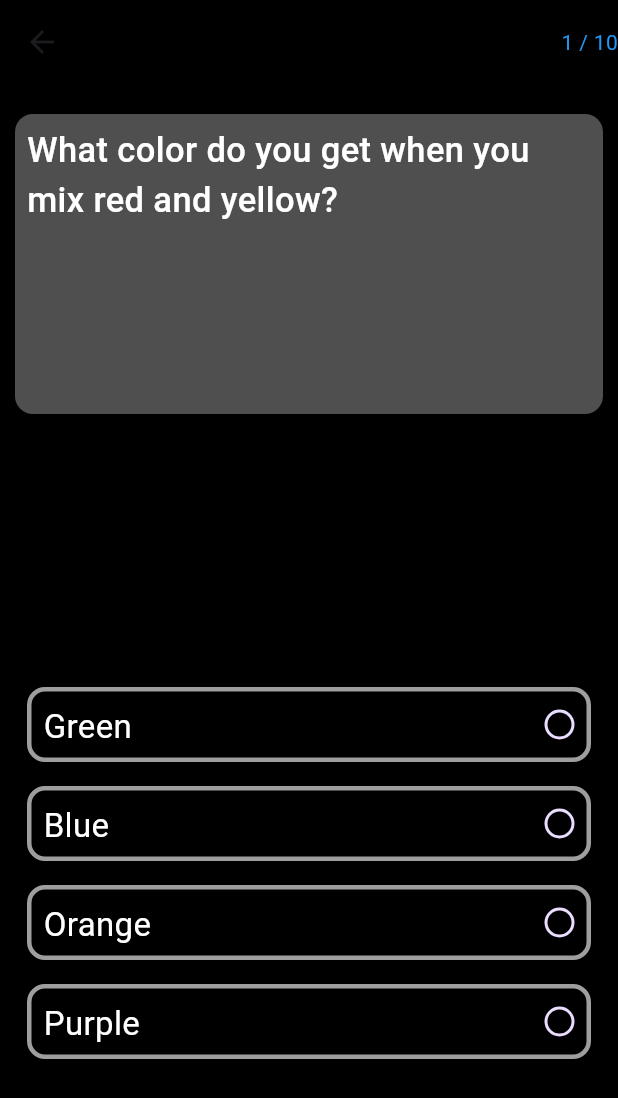
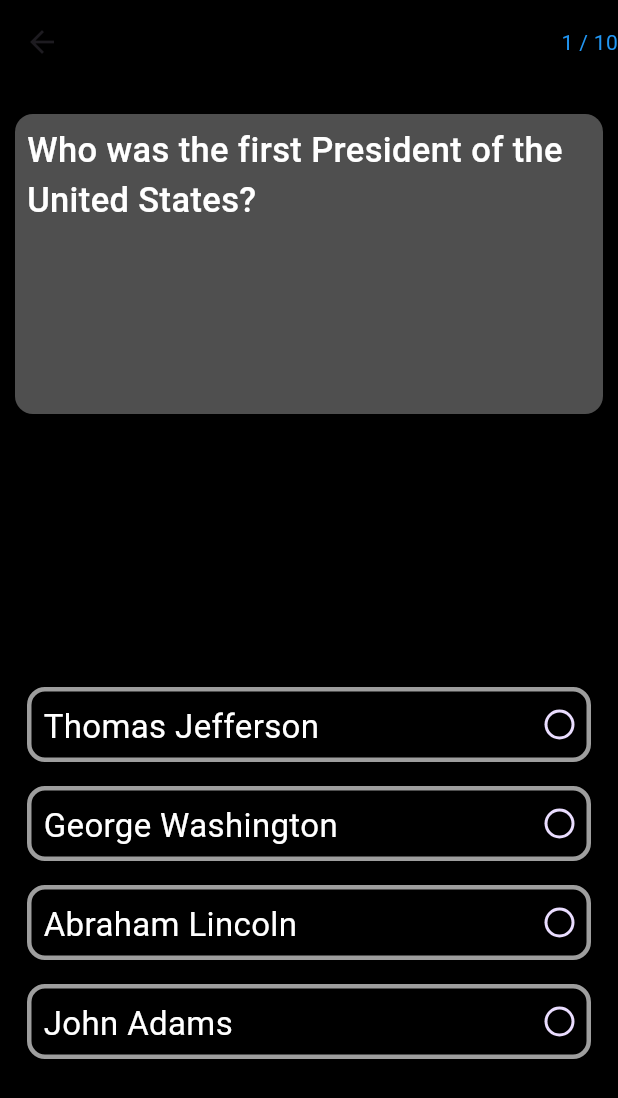
Before and after one commit to gokuljnair2001/quiz_app, a Flutter app: the screen it shows after launch, after a tap on "HISTORY", on a phone screen of 412 x 824 dp. Shown: the top 1098 px of the screen. Run offline on Flutter 3.47's test engine with Material 3 defaults, Android fonts, the phone set to English and light mode, and no system bars; our stand-ins replace google_fonts, icons_plus, lottie.

Commit message:
ui updated

```diff
--- a/lib/dummydb/dummydb.dart
+++ b/lib/dummydb/dummydb.dart
@@ -1,87 +1,11 @@
 import 'package:quiz_app/view/image_constant/imageconstant.dart';
 
 class Dummydb {
-  static const List quesList = [
-    {
-      'question': 'What color do you get when you mix red and yellow?',
-      'options': ['Green', 'Blue', 'Orange', 'Purple'],
-      'answer': 2,
-    },
-    {
-      'question': 'Which animal is known as "man\'s best friend"?',
-      'options': ['Cat', 'Dog', 'Hamster', 'Rabbit'],
-      'answer': 1,
-    },
-    {
-      'question': 'What is the capital of France?',
-      'options': ['Berlin', 'Rome', 'Paris', 'Madrid'],
-      'answer': 2,
-    },
-    {
-      'question': 'What is the main ingredient in guacamole?',
-      'options': ['Tomato', 'Avocado', 'Onion', 'Pepper'],
-      'answer': 1,
-    },
-    {
-      'question': 'How many continents are there on Earth?',
-      'options': ['5', '6', '7', '8'],
-      'answer': 2,
-    },
-    {
-      'question': 'What shape is a basketball?',
-      'options': ['Square', 'Triangle', 'Circle', 'Rectangle'],
-      'answer': 2,
-    },
-    {
-      'question': 'Which fruit is known for having its seeds on the outside?',
-      'options': ['Strawberry', 'Banana', 'Apple', 'Orange'],
-      'answer': 0,
-    },
-    {
-      'question': 'What is the largest planet in our solar system?',
-      'options': ['Earth', 'Mars', 'Jupiter', 'Saturn'],
-      'answer': 2,
-    },
-    {
-      'question': 'What is the color of a typical school bus?',
-      'options': ['Red', 'Green', 'Yellow', 'Blue'],
-      'answer': 2,
-    },
-    {
-      'question': 'Which animal is known for having a long neck?',
-      'options': ['Elephant', 'Giraffe', 'Tiger', 'Bear'],
-      'answer': 1,
-    },
-  ];
-
   static const List CategoryList = [
     {
       'image': ImageConstant.BASKET,
       'category': 'SPORTS',
-    },
-    {
-      'image': ImageConstant.HISTORY,
-      'category': 'HISTORY',
-    },
-    {
-      'image': ImageConstant.GROGRAPHY,
-      'category': 'GEOGRAPHY',
-    },
-    {
-      'image': ImageConstant.MATHS,
-      'category': 'MATHS',
-    },
-    {
-      'image': ImageConstant.BIOLOGY,
-      'category': 'BIOLOGY',
-    },
-    {
-      'image': ImageConstant.HISTORY,
-      'category': 'CHEMISTRY',
-    },
-  ];
-
-  static const List sportsList = [
+      'list': [
         {
           'question': 'Which sport is known as "the beautiful game"?',
           'options': ['Basketball', 'Soccer', 'Tennis', 'Baseball'],
@@ -146,9 +70,12 @@ class Dummydb {
           ],
           'answer': 2,
         },
-  ];
-
-  static const List historyList = [
+      ]
+    },
+    {
+      'image': ImageConstant.HISTORY,
+      'category': 'HISTORY',
+      'list': [
         {
           'question': 'Who was the first President of the United States?',
           'options': [
@@ -191,7 +118,8 @@ class Dummydb {
           'answer': 1,
         },
         {
-      'question': 'Who was the leader of the Soviet Union during World War II?',
+          'question':
+              'Who was the leader of the Soviet Union during World War II?',
           'options': [
             'Vladimir Lenin',
             'Joseph Stalin',
@@ -227,9 +155,12 @@ class Dummydb {
           'options': ['Greek', 'Latin', 'Aramaic', 'Coptic'],
           'answer': 1,
         },
-  ];
-
-  static const List geographyList = [
+      ]
+    },
+    {
+      'image': ImageConstant.GROGRAPHY,
+      'category': 'GEOGRAPHY',
+      'list': [
         {
           'question': 'What is the largest ocean on Earth?',
           'options': [
@@ -295,9 +226,12 @@ class Dummydb {
           'options': ['Canada', 'Sweden', 'Indonesia', 'Norway'],
           'answer': 0,
         },
-  ];
-
-  static const List mathsList = [
+      ]
+    },
+    {
+      'image': ImageConstant.MATHS,
+      'category': 'MATHS',
+      'list': [
         {
           'question': 'What is the value of π (pi) to two decimal places?',
           'options': ['3.12', '3.14', '3.16', '3.18'],
@@ -332,7 +266,12 @@ class Dummydb {
         },
         {
           'question': 'What is the sum of the interior angles of a triangle?',
-      'options': ['90 degrees', '180 degrees', '270 degrees', '360 degrees'],
+          'options': [
+            '90 degrees',
+            '180 degrees',
+            '270 degrees',
+            '360 degrees'
+          ],
           'answer': 1,
         },
         {
@@ -351,9 +290,12 @@ class Dummydb {
           'options': ['45', '50', '55', '60'],
           'answer': 0,
         },
-  ];
-
-  static const List biologyList = [
+      ]
+    },
+    {
+      'image': ImageConstant.BIOLOGY,
+      'category': 'BIOLOGY',
+      'list': [
         {
           'question': 'What is the basic unit of life?',
           'options': ['Atom', 'Molecule', 'Cell', 'Organ'],
@@ -366,8 +308,14 @@ class Dummydb {
           'answer': 3,
         },
         {
-      'question': 'What is the process by which plants make their own food?',
-      'options': ['Respiration', 'Digestion', 'Photosynthesis', 'Fermentation'],
+          'question':
+              'What is the process by which plants make their own food?',
+          'options': [
+            'Respiration',
+            'Digestion',
+            'Photosynthesis',
+            'Fermentation'
+          ],
           'answer': 2,
         },
         {
@@ -424,9 +372,12 @@ class Dummydb {
           'options': ['Xylem', 'Phloem', 'Epidermis', 'Parenchyma'],
           'answer': 0,
         },
-  ];
-
-  static const List chemistryList = [
+      ]
+    },
+    {
+      'image': ImageConstant.HISTORY,
+      'category': 'CHEMISTRY',
+      'list': [
         {
           'question': 'What is the chemical symbol for water?',
           'options': ['H2O', 'CO2', 'NaCl', 'O2'],
@@ -449,7 +400,8 @@ class Dummydb {
           'answer': 1,
         },
         {
-      'question': 'What type of bond is formed when two atoms share electrons?',
+          'question':
+              'What type of bond is formed when two atoms share electrons?',
           'options': [
             'Ionic bond',
             'Covalent bond',
@@ -488,6 +440,8 @@ class Dummydb {
           'question': 'What is the common name for dihydrogen monoxide?',
           'options': ['Salt', 'Sugar', 'Water', 'Alcohol'],
           'answer': 2,
-    },
+        }
+      ]
+    }
   ];
 }
--- a/lib/view/home_screen/category_screen/category_screen.dart
+++ b/lib/view/category_screen/category_screen.dart
@@ -2,6 +2,7 @@ import 'package:flutter/material.dart';
 import 'package:google_fonts/google_fonts.dart';
 import 'package:icons_plus/icons_plus.dart';
 import 'package:quiz_app/dummydb/dummydb.dart';
+import 'package:quiz_app/view/category_screen/widgets/categorycard.dart';
 import 'package:quiz_app/view/home_screen/home_screen.dart';
 import 'package:quiz_app/view/image_constant/imageconstant.dart';
 
@@ -142,34 +143,18 @@ class CategoryScreen extends StatelessWidget {
               scrollDirection: Axis.vertical,
               gridDelegate: SliverGridDelegateWithFixedCrossAxisCount(
                   mainAxisSpacing: 10, crossAxisSpacing: 10, crossAxisCount: 2),
-              itemBuilder: (context, index) => InkWell(
-                onTap: () {
+              itemBuilder: (context, index) => categoryCard(
+                image: Dummydb.CategoryList[index]['image'],
+                title: Dummydb.CategoryList[index]['category'],
+                onGridTap: () {
                   Navigator.push(
                       context,
                       MaterialPageRoute(
-                        builder: (context) => HomeScreen(),
+                        builder: (context) => HomeScreen(
+                          quesList: Dummydb.CategoryList[index]['list'],
+                        ),
                       ));
                 },
-                child: Container(
-                  decoration: BoxDecoration(
-                      color: Colors.grey,
-                      borderRadius: BorderRadius.circular(10)),
-                  child: Column(
-                    children: [
-                      Image.asset(
-                        Dummydb.CategoryList[index]['image'],
-                        height: 120,
-                        width: 100,
-                      ),
-                      Text(Dummydb.CategoryList[index]['category'],
-                          style: GoogleFonts.abhayaLibre(
-                              textStyle: TextStyle(
-                                  color: Colors.black,
-                                  fontWeight: FontWeight.w900,
-                                  fontSize: 30))),
-                    ],
-                  ),
-                ),
               ),
             ))
           ],
--- /dev/null
+++ b/lib/view/category_screen/widgets/categorycard.dart
@@ -0,0 +1,40 @@
+import 'package:flutter/material.dart';
+import 'package:google_fonts/google_fonts.dart';
+
+class categoryCard extends StatelessWidget {
+  const categoryCard({
+    super.key, required this.image, required this.title, this.onGridTap,
+  });
+
+  final String image;
+    final String title;
+    final void Function()? onGridTap;
+
+
+  @override
+  Widget build(BuildContext context) {
+    return InkWell(
+      onTap: onGridTap,
+      child: Container(
+        decoration: BoxDecoration(
+            color: Colors.grey,
+            borderRadius: BorderRadius.circular(10)),
+        child: Column(
+          children: [
+            Image.asset(
+              image,
+              height: 120,
+              width: 100,
+            ),
+            Text(title,
+                style: GoogleFonts.abhayaLibre(
+                    textStyle: TextStyle(
+                        color: Colors.black,
+                        fontWeight: FontWeight.w900,
+                        fontSize: 30))),
+          ],
+        ),
+      ),
+    );
+  }
+}
--- a/lib/view/home_screen/home_screen.dart
+++ b/lib/view/home_screen/home_screen.dart
@@ -1,12 +1,12 @@
 import 'package:flutter/material.dart';
 import 'package:lottie/lottie.dart';
-import 'package:quiz_app/dummydb/dummydb.dart';
 import 'package:quiz_app/view/home_screen/widgets/option_card.dart';
 import 'package:quiz_app/view/result_screen/result_screen.dart';
-import 'package:stop_watch_timer/stop_watch_timer.dart';
 
 class HomeScreen extends StatefulWidget {
-  const HomeScreen({super.key});
+  const HomeScreen({super.key, required this.quesList});
+
+  final List quesList;
 
   @override
   State<HomeScreen> createState() => _HomeScreenState();
@@ -18,7 +18,6 @@ class _HomeScreenState extends State<HomeScreen> {
   int rightAnswerCount = 0;
   int wrongAnswerCount = 0;
 
-
   @override
   Widget build(BuildContext context) {
     return Scaffold(
@@ -26,7 +25,7 @@ class _HomeScreenState extends State<HomeScreen> {
         backgroundColor: Colors.black,
         actions: [
           Text(
-            '${questionIndex + 1} / ${Dummydb.quesList.length}',
+            '${questionIndex + 1} / ${widget.quesList.length}',
             style: TextStyle(color: Colors.blue),
           )
         ],
@@ -39,7 +38,6 @@ class _HomeScreenState extends State<HomeScreen> {
             SizedBox(
               height: 10,
             ),
-
             Expanded(
               child: buildQuestion(),
             ),
@@ -54,24 +52,17 @@ class _HomeScreenState extends State<HomeScreen> {
                     padding: const EdgeInsets.all(8.0),
                     child: OptionsCard(
                       borderColor: _getcolor(index),
+                      option: widget.quesList[questionIndex]['options'][index],
                       onOptionTap: () {
                         if (selectedAnswerIndex == null) {
                           selectedAnswerIndex = index;
                           if (index ==
-                              Dummydb.quesList[questionIndex]['answer']) {
+                              widget.quesList[questionIndex]['answer']) {
                             rightAnswerCount++;
-                            print('Right answer count : ${rightAnswerCount}');
+                          } else {
+                            wrongAnswerCount++;
                           }
-
-                          print(index);
-                          setState(() {
-                            if (selectedAnswerIndex ==
-                                Dummydb.quesList[questionIndex]['answer']) {
-                              rightAnswerCount++;
-                            } else {
-                              wrongAnswerCount++;
-                            }
-                          });
+                          setState(() {});
                         }
                       },
                       questionIndex: questionIndex,
@@ -86,7 +77,7 @@ class _HomeScreenState extends State<HomeScreen> {
                   : InkWell(
                       onTap: () {
                         selectedAnswerIndex = null;
-                        if (questionIndex < Dummydb.quesList.length - 1) {
+                        if (questionIndex < widget.quesList.length - 1) {
                           setState(() {
                             questionIndex++;
                           });
@@ -95,6 +86,7 @@ class _HomeScreenState extends State<HomeScreen> {
                               context,
                               MaterialPageRoute(
                                 builder: (context) => ResultScreen(
+                                  currentQuestions: widget.quesList,
                                   rightAnswerCount: rightAnswerCount,
                                   wrongAnswerCount: wrongAnswerCount,
                                 ),
@@ -138,7 +130,7 @@ class _HomeScreenState extends State<HomeScreen> {
             child: Padding(
               padding: const EdgeInsets.all(8.0),
               child: Text(
-                Dummydb.quesList[questionIndex]['question'],
+                widget.quesList[questionIndex]['question'],
                 style: TextStyle(
                     fontSize: 23,
                     color: Colors.white,
@@ -146,7 +138,7 @@ class _HomeScreenState extends State<HomeScreen> {
               ),
             ),
           ),
-          selectedAnswerIndex == Dummydb.quesList[questionIndex]['answer']
+          selectedAnswerIndex == widget.quesList[questionIndex]['answer']
               ? LottieBuilder.asset('assets/lotties/lottie1.json')
               : SizedBox()
         ],
@@ -156,14 +148,14 @@ class _HomeScreenState extends State<HomeScreen> {
 
   Color _getcolor(int index) {
     if (selectedAnswerIndex != null) {
-      if (index == Dummydb.quesList[questionIndex]['answer']) {
+      if (index == widget.quesList[questionIndex]['answer']) {
         return Colors.green;
       }
-      if (selectedAnswerIndex == Dummydb.quesList[questionIndex]['answer'] &&
+      if (selectedAnswerIndex == widget.quesList[questionIndex]['answer'] &&
           selectedAnswerIndex == index) {
         return Colors.green;
       } else if (selectedAnswerIndex !=
-              Dummydb.quesList[questionIndex]['answer'] &&
+              widget.quesList[questionIndex]['answer'] &&
           selectedAnswerIndex == index) {
         return Colors.red;
       }
--- a/lib/view/home_screen/widgets/option_card.dart
+++ b/lib/view/home_screen/widgets/option_card.dart
@@ -1,5 +1,4 @@
 import 'package:flutter/material.dart';
-import 'package:quiz_app/dummydb/dummydb.dart';
 
 class OptionsCard extends StatelessWidget {
   const OptionsCard({
@@ -7,10 +6,11 @@ class OptionsCard extends StatelessWidget {
     required this.questionIndex,
     required int this.optionIndex,
     this.onOptionTap,
-    required this.borderColor,
+    required this.borderColor, required this.option,
   });
 
   final int questionIndex;
+  final String option;
   final int optionIndex;
   final void Function()? onOptionTap;
   final Color borderColor;
@@ -31,7 +31,7 @@ class OptionsCard extends StatelessWidget {
           child: Row(
             children: [
               Text(
-                Dummydb.quesList[questionIndex]['options'][optionIndex],
+                option,
                 style: TextStyle(color: Colors.white, fontSize: 22),
               ),
               Spacer(),
--- a/lib/view/splash_screen/splash_screen.dart
+++ b/lib/view/splash_screen/splash_screen.dart
@@ -2,7 +2,7 @@
 
 import 'package:flutter/material.dart';
 import 'package:google_fonts/google_fonts.dart';
-import 'package:quiz_app/view/home_screen/category_screen/category_screen.dart';
+import 'package:quiz_app/view/category_screen/category_screen.dart';
 import 'package:quiz_app/view/home_screen/home_screen.dart';
 
 class SplashScreen extends StatefulWidget {
```
Also changed, not shown: lib/view/result_screen/result_screen.dart (+7 -5 lines). Lines whose indentation alone changed are shown as unchanged.
